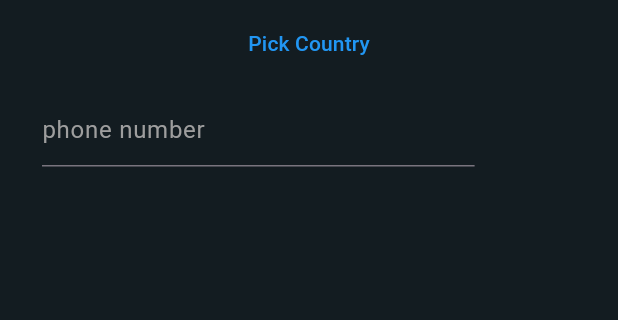
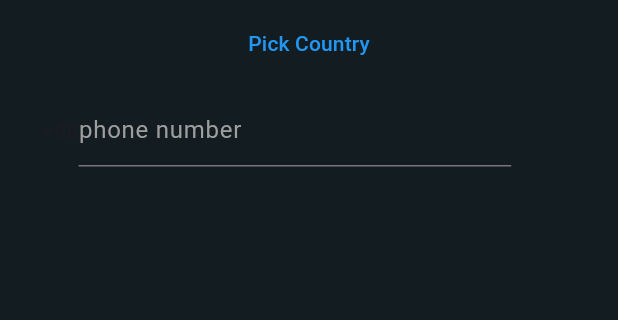
Before and after one commit to avikgh/whatsapp-flutter, a Flutter app: the screen it shows after launch, after a tap on "AGREE AND CONTINUE", on a phone screen of 412 x 824 dp, the part 129-449 px from its top. Run offline on Flutter 3.47's test engine with Material 3 defaults, Android fonts, the phone set to English and light mode, and no system bars; our stand-ins replace firebase_core; accounts and stored records are empty.

Commit message:
Small change.

```diff
--- a/lib/features/auth/screen/login_screen.dart
+++ b/lib/features/auth/screen/login_screen.dart
@@ -52,6 +52,7 @@ class _LoginScreenState extends State<LoginScreen> {
               mainAxisAlignment: MainAxisAlignment.start,
               children: [
                 const SizedBox(width: 10),
+                Text("+88"),
                 SizedBox(
                   width: size.width * 0.7,
                   child: TextField(
```
